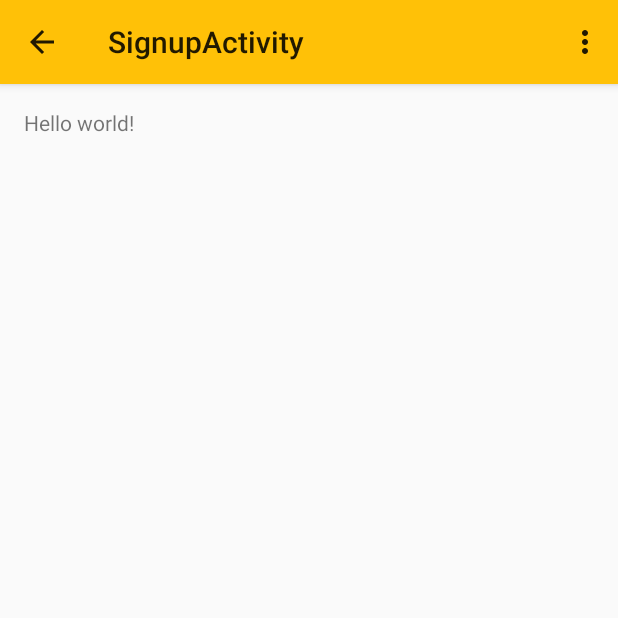
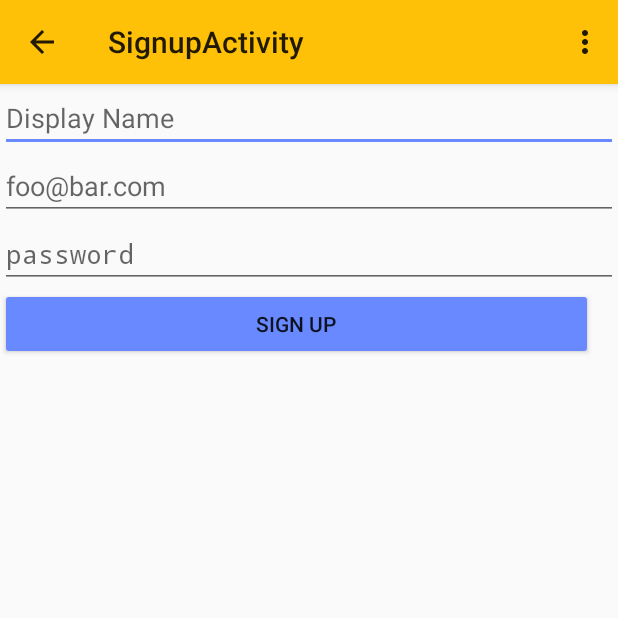
Before and after one commit to golf1052/QuotesApp, an Android app: the SignupActivity screen opened directly, with no data from a screen before it, on a phone screen of 412 x 824 dp, the top half of it. Run offline under Robolectric (Android 15) with nearby library versions, the phone set to English and light mode, and no system bars; 1 statement that could not run was skipped.

Commit message:
Android App bare bones sign up functionality

```diff
--- a/Android/QuotesApp/app/src/main/java/com/golf1052/quotesapp/SignupActivity.java
+++ b/Android/QuotesApp/app/src/main/java/com/golf1052/quotesapp/SignupActivity.java
@@ -4,16 +4,79 @@ import android.app.Activity;
 import android.os.Bundle;
 import android.view.Menu;
 import android.view.MenuItem;
+import android.view.View;
+import android.widget.Button;
+import android.widget.EditText;
+import android.util.Log;
+
+import com.parse.Parse;
+import com.parse.ParseObject;
+import com.parse.ParseUser;
+import com.parse.ParseException;
+import com.parse.SignUpCallback;
+
+import org.json.JSONArray;
 
 
 public class SignupActivity extends Activity {
+    EditText displayNameField;
+    EditText emailField;
+    EditText passwordField;
+    Button accountCreateButton;
 
     @Override
     protected void onCreate(Bundle savedInstanceState) {
         super.onCreate(savedInstanceState);
         setContentView(R.layout.activity_signup);
+
+        displayNameField = (EditText)findViewById(R.id.displayNameField);
+        emailField = (EditText)findViewById(R.id.emailField);
+        passwordField = (EditText)findViewById(R.id.passwordField);
+        accountCreateButton = (Button)findViewById(R.id.accountCreateButton);
+
+        accountCreateButton.setOnClickListener(
+                new View.OnClickListener() {
+                    @Override
+                    public void onClick(View view) {
+                        final String displayName = displayNameField.getText().toString();
+                        final String email = emailField.getText().toString();
+                        final String password = passwordField.getText().toString();
+
+                        createUser(displayName, email, password);
+                    }
+                }
+        );
+        // initialize Parse
+        Parse.initialize(this, ApiKey.app_id, ApiKey.api_key);
+
+
     }
 
+    private void createUser(String displayName, String email, String password) {
+        ParseUser user = new ParseUser();
+        user.setUsername(email);
+        user.setEmail(email);
+        user.setPassword(password);
+
+        user.put("displayName", displayName);
+
+        // May not be the correct way to initialize empty relational data array
+        user.put("favorites", new JSONArray());
+
+        user.signUpInBackground(new SignUpCallback() {
+            public void done(ParseException e) {
+                if (e == null) {
+                    // Hooray! Let them use the app now.
+                    // Start the next Activity'
+                    Log.v("SignUpActivity", "Account Created Successfully");
+                } else {
+                    // Sign up didn't succeed. Look at the ParseException
+                    // to figure out what went wrong
+                    Log.v("SignUpActivity Errors", e.getMessage());
+                }
+            }
+        });
+    }
 
     @Override
     public boolean onCreateOptionsMenu(Menu menu) {
--- a/Android/QuotesApp/app/src/main/res/layout/activity_signup.xml
+++ b/Android/QuotesApp/app/src/main/res/layout/activity_signup.xml
@@ -1,16 +1,46 @@
-<RelativeLayout xmlns:android="http://schemas.android.com/apk/res/android"
-    xmlns:tools="http://schemas.android.com/tools"
-    android:layout_width="match_parent"
-    android:layout_height="match_parent"
-    android:paddingLeft="@dimen/activity_horizontal_margin"
-    android:paddingRight="@dimen/activity_horizontal_margin"
-    android:paddingTop="@dimen/activity_vertical_margin"
-    android:paddingBottom="@dimen/activity_vertical_margin"
-    tools:context="com.golf1052.quotesapp.SignupActivity">
+<LinearLayout
+    android:orientation="vertical"
+    android:layout_width="fill_parent"
+    android:layout_height="fill_parent"
+    xmlns:android="http://schemas.android.com/apk/res/android">
 
-    <TextView
-        android:text="@string/hello_world"
-        android:layout_width="wrap_content"
-        android:layout_height="wrap_content" />
+    <EditText
+        android:layout_width="match_parent"
+        android:layout_height="wrap_content"
+        android:id="@+id/displayNameField"
+        android:layout_gravity="center_horizontal"
+        android:hint="@string/display_name" />
 
-</RelativeLayout>
+    <EditText
+        android:layout_width="match_parent"
+        android:layout_height="wrap_content"
+        android:inputType="textEmailAddress"
+        android:ems="10"
+        android:id="@+id/emailField"
+        android:hint="@string/hint_email" />
+
+    <EditText
+        android:layout_width="match_parent"
+        android:layout_height="wrap_content"
+        android:inputType="textPassword"
+        android:ems="10"
+        android:id="@+id/passwordField"
+        android:layout_gravity="center_horizontal"
+        android:hint="@string/hint_password" />
+
+    <LinearLayout
+        android:orientation="horizontal"
+        android:layout_width="match_parent"
+        android:layout_height="wrap_content"
+        android:layout_gravity="right"
+        android:weightSum="1">
+
+        <Button
+            android:layout_width="wrap_content"
+            android:layout_height="wrap_content"
+            android:text="Sign Up"
+            android:id="@+id/accountCreateButton"
+            android:layout_weight="0.95" />
+    </LinearLayout>
+
+</LinearLayout>
--- a/Android/QuotesApp/app/src/main/res/values/strings.xml
+++ b/Android/QuotesApp/app/src/main/res/values/strings.xml
@@ -9,5 +9,6 @@
     <string name="hint_password">password</string>
     <string name="title_activity_signup">SignupActivity</string>
     <string name="hello_world">Hello world!</string>
+    <string name="display_name">Display Name</string>
 
 </resources>
```
